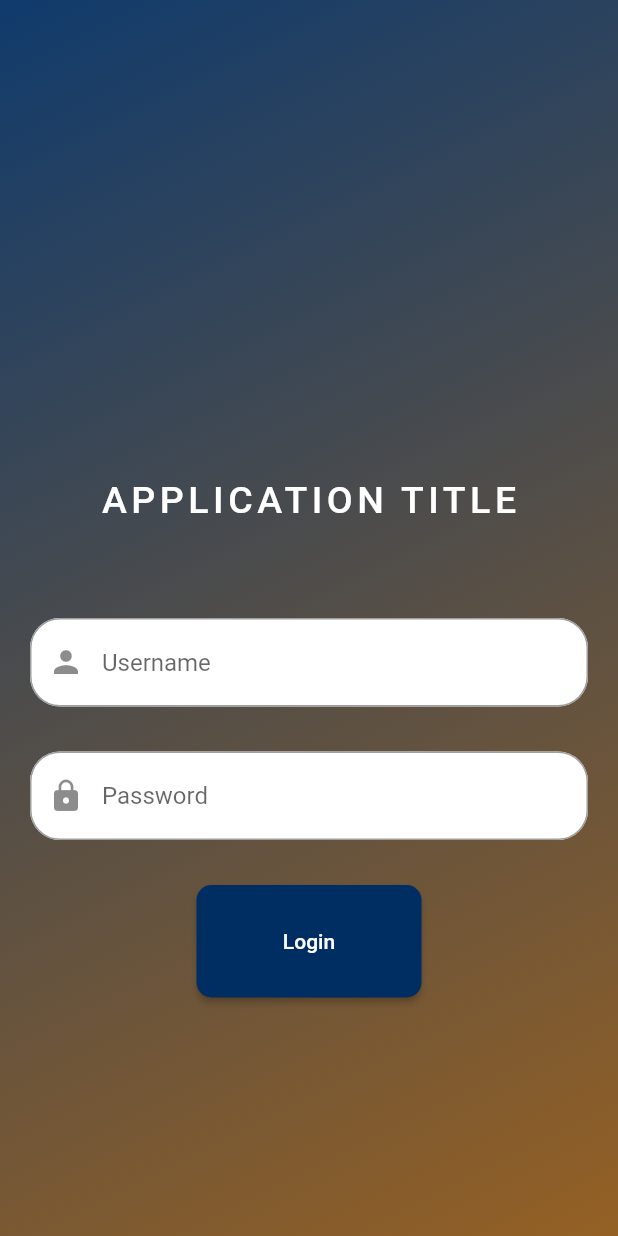
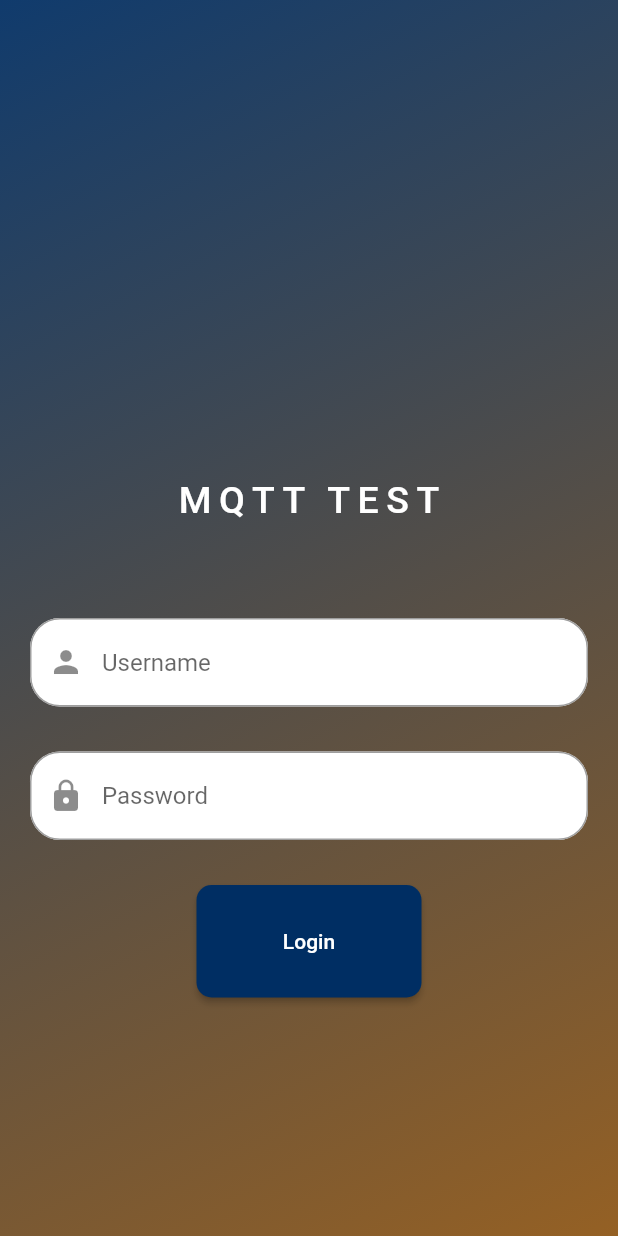
Before and after one commit to vincentmworia/flutter-mqtt-template-2, a Flutter app: the screen it shows after launch, after a tap on "Login", on a phone screen of 412 x 824 dp. Run offline on Flutter 3.47's test engine with Material 2 defaults, Android fonts, the phone set to English and light mode, and no system bars; missing offline and left inert: mqtt_client, platform_device_id.

Commit message:
third commit

```diff
--- a/lib/helpers/mqtt.dart
+++ b/lib/helpers/mqtt.dart
@@ -9,8 +9,12 @@ import 'package:mqtt_client/mqtt_server_client.dart';
 late MqttServerClient client;
 
 Future<MqttServerClient> prepareMqttClient() async {
-  String? deviceId = await PlatformDeviceId.getDeviceId;
+  // todo Get device unique id
+  // String? deviceId = await PlatformDeviceId.getDeviceId;
+  String? deviceId = "Vincent";
+
   print(deviceId);
+
   client = MqttServerClient.withPort(
       "ceb1d69ea6904c50836dc3ce8214c321.s1.eu.hivemq.cloud",
       'flutter_client/$deviceId',
--- a/lib/main.dart
+++ b/lib/main.dart
@@ -1,37 +1,50 @@
 import 'package:flutter/material.dart';
+import 'package:mqtt_client/mqtt_server_client.dart';
 
+import './helpers/mqtt.dart';
 import './screens/auth_screen.dart';
 
 void main() {
   runApp(const MyApp());
 }
 
-class MyApp extends StatelessWidget {
+class MyApp extends StatefulWidget {
   const MyApp({Key? key}) : super(key: key);
 
-  static const _appTitle = 'MQTT TEST';
-  static const _appPrimaryColor = Color(0xff002E63);//BLUE COOL BLACK
+  static const appTitle = 'MQTT TEST';
+  static const _appPrimaryColor = Color(0xff002E63); //BLUE COOL BLACK
   static const _appSecondaryColor = Color(0xffb16002);
+
+  @override
+  State<MyApp> createState() => _MyAppState();
+}
+
+class _MyAppState extends State<MyApp> {
+  late MqttServerClient mqttClient;
+
+  Future<void> _attemptMqttLogin() async =>
+      mqttClient = await prepareMqttClient();
 
   @override
   Widget build(BuildContext context) {
     return MaterialApp(
-      title: _appTitle,
+      title: MyApp.appTitle,
       debugShowCheckedModeBanner: false,
       theme: ThemeData(
-        colorScheme: ColorScheme.fromSwatch()
-            .copyWith(primary: _appPrimaryColor, secondary: _appSecondaryColor),
+        colorScheme: ColorScheme.fromSwatch().copyWith(
+            primary: MyApp._appPrimaryColor,
+            secondary: MyApp._appSecondaryColor),
         appBarTheme: AppBarTheme(
           toolbarHeight: 70,
           centerTitle: true,
           elevation: 0,
-          titleTextStyle: Theme.of(context)
-              .textTheme
-              .titleLarge!
-              .copyWith(color: Colors.white, fontSize: 25.0, letterSpacing: 5.0),
-        ).copyWith(iconTheme: const IconThemeData(size: 30.0),),
+          titleTextStyle: Theme.of(context).textTheme.titleLarge!.copyWith(
+              color: Colors.white, fontSize: 25.0, letterSpacing: 5.0),
+        ).copyWith(
+          iconTheme: const IconThemeData(size: 30.0),
+        ),
       ),
-      home: const AuthScreen(),
+      home: AuthScreen(_attemptMqttLogin),
     );
   }
 }
--- a/lib/screens/auth_screen.dart
+++ b/lib/screens/auth_screen.dart
@@ -1,7 +1,9 @@
 import 'package:flutter/material.dart';
+import '../../main.dart';
 
 class AuthScreen extends StatefulWidget {
-  const AuthScreen({Key? key}) : super(key: key);
+  const AuthScreen(this.attemptMqttLogin, {Key? key}) : super(key: key);
+  final Function attemptMqttLogin;
 
   @override
   State<AuthScreen> createState() => _AuthScreenState();
@@ -79,25 +81,25 @@ class _AuthScreenState extends State<AuthScreen> {
                       height: cons.maxHeight * 0.2,
                       child: Center(
                         child: Text(
-                          "APPLICATION TITLE",
+                          MyApp.appTitle,
                           style:
                               Theme.of(context).textTheme.titleLarge!.copyWith(
                                     color: Colors.white,
                                     fontSize: 25.0,
-                                    letterSpacing: 3.0,
+                                    letterSpacing: 5.0,
                                     overflow: TextOverflow.ellipsis,
                                   ),
                         ),
                       ),
                     ),
                     SizedBox(
-                      height: cons.maxHeight*0.5,
+                      height: cons.maxHeight * 0.5,
                       child: SingleChildScrollView(
-
                         child: Column(
                           mainAxisAlignment: MainAxisAlignment.spaceBetween,
                           children: [
-                        Column(children: [
+                            Column(
+                              children: [
                                 _textFormField(
                                     hintText: "Username",
                                     labelText: "Enter your name",
@@ -107,7 +109,9 @@ class _AuthScreenState extends State<AuthScreen> {
                                     hintText: "Password",
                                     labelText: "Enter your password",
                                     icon: Icons.lock),
-                          const SizedBox(height: 30),],),
+                                const SizedBox(height: 30),
+                              ],
+                            ),
                             ElevatedButton(
                                 style: ElevatedButton.styleFrom(
                                   fixedSize: const Size(150, 75),
@@ -115,11 +119,11 @@ class _AuthScreenState extends State<AuthScreen> {
                                     borderRadius: BorderRadius.circular(10),
                                   ),
                                 ),
-                            onPressed: () {
+                                onPressed: () async{
+                                await  widget.attemptMqttLogin();
                                   print("Attepmting Login");
-
                                 },
-                            child: Text("Login"))
+                                child: const Text("Login"))
                           ],
                         ),
                       ),
```
Lines whose indentation alone changed are shown as unchanged.
